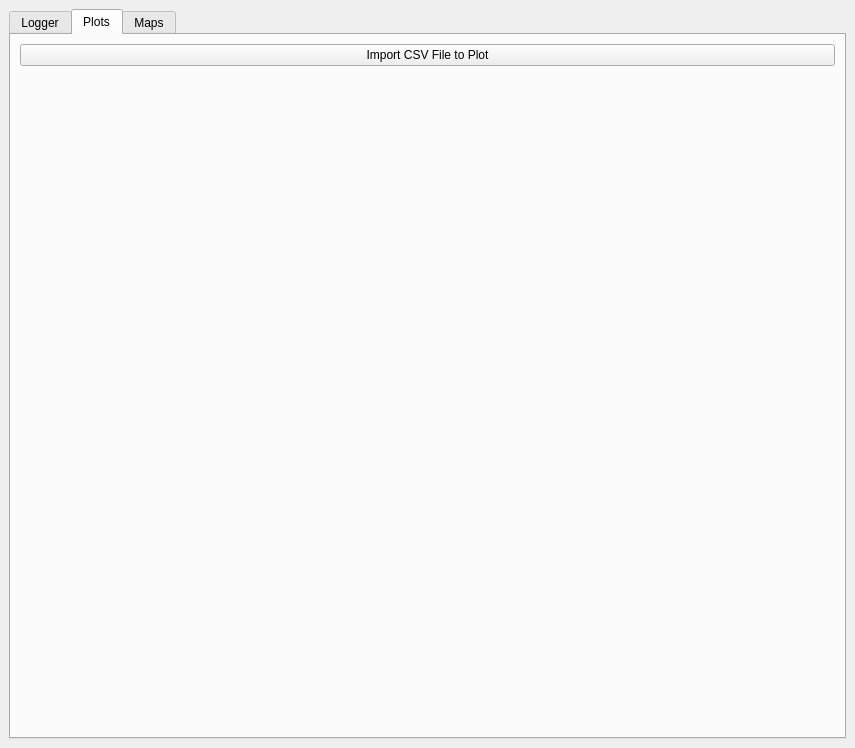
Above: bix/gui/gui.ui from LowellInstruments/bix before the change. Below: the same form after it.
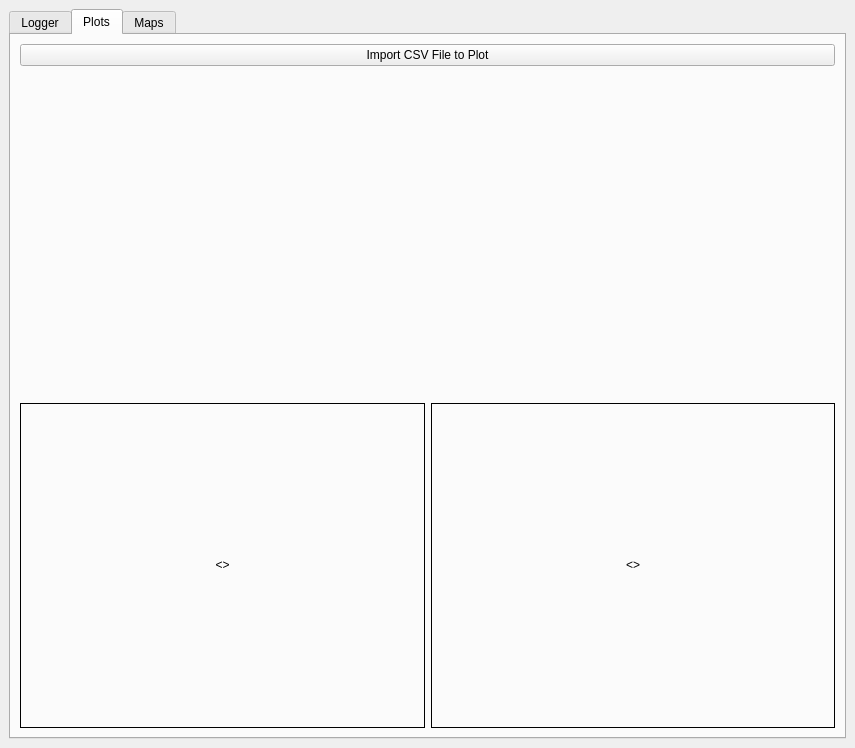
That is the form after the change. The open tabs and pages were chosen to show the change. Icons and pictures are not drawn.

Patch:
```diff
--- a/bix/gui/gui.ui
+++ b/bix/gui/gui.ui
@@ -960,8 +960,11 @@
            <layout class="QHBoxLayout" name="horizontalLayout_9">
             <item>
              <widget class="QLabel" name="lbl_p1">
+              <property name="frameShape">
+               <enum>QFrame::Box</enum>
+              </property>
               <property name="text">
-               <string/>
+               <string>&lt;&gt;</string>
               </property>
               <property name="alignment">
                <set>Qt::AlignCenter</set>
@@ -970,8 +973,11 @@
             </item>
             <item>
              <widget class="QLabel" name="lbl_p2">
+              <property name="frameShape">
+               <enum>QFrame::Box</enum>
+              </property>
               <property name="text">
-               <string/>
+               <string>&lt;&gt;</string>
               </property>
               <property name="alignment">
                <set>Qt::AlignCenter</set>
```
Left out of the diff: 2 changed lines with no effect on the pictures.
